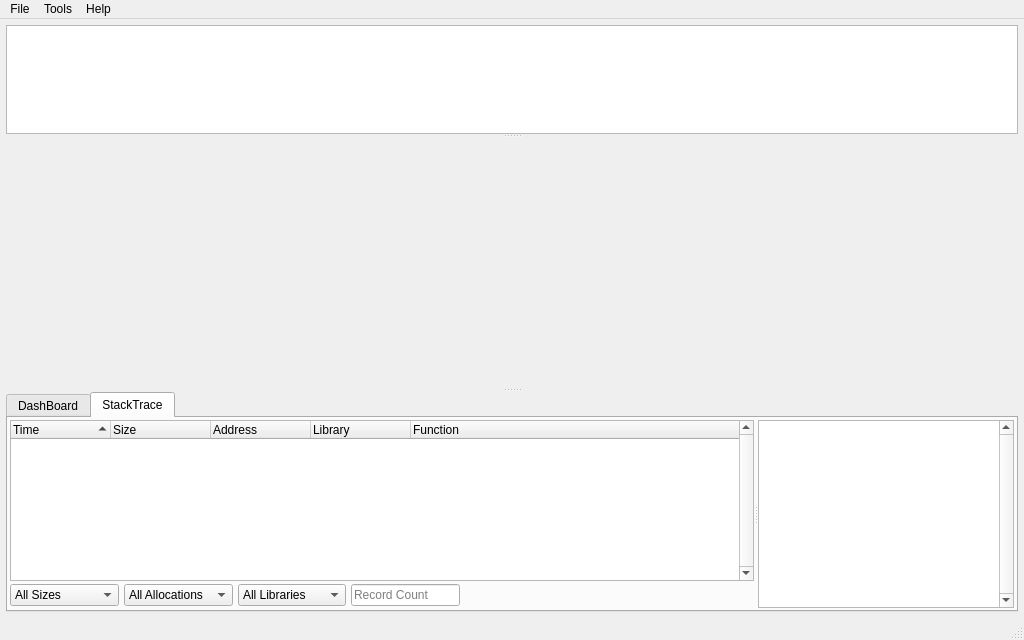
Above: mainwindow.ui from Tencent/loli_profiler before the change. Below: the same form after it.
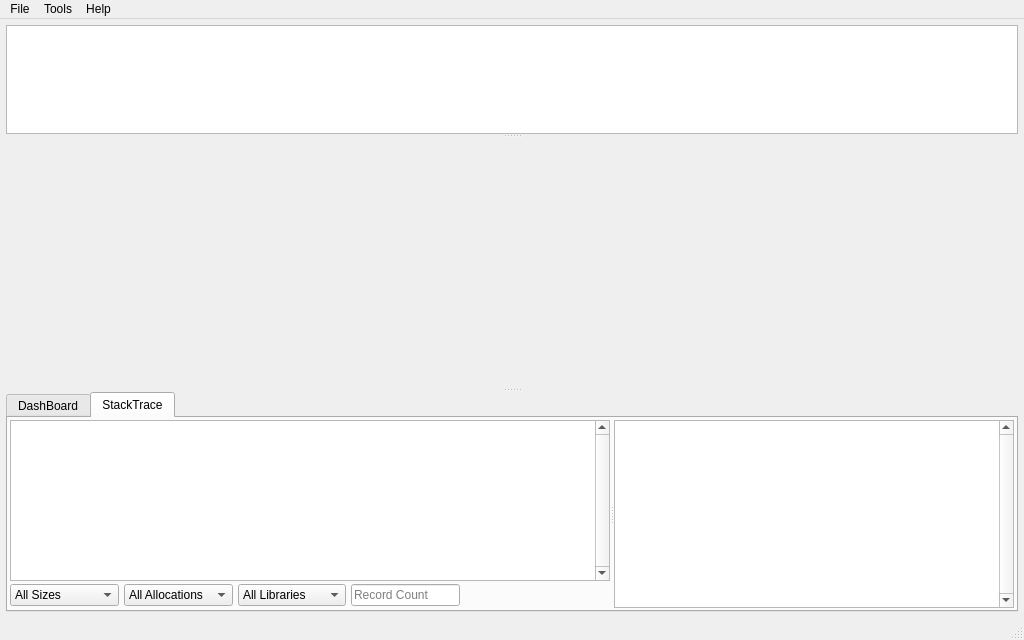
That is the form after the change. The open tabs and pages were chosen to show the change. Icons and pictures are not drawn.

Commit message: ui performance optimized by replacing QTreeView with QTableView

The edit to the form file:
```diff
--- a/mainwindow.ui
+++ b/mainwindow.ui
@@ -386,7 +386,7 @@
                <number>0</number>
               </property>
               <item>
-               <widget class="QTreeWidget" name="stackTreeWidget">
+               <widget class="QTableView" name="stackTableView">
                 <property name="sizePolicy">
                  <sizepolicy hsizetype="Expanding" vsizetype="Preferred">
                   <horstretch>1</horstretch>
@@ -405,37 +405,12 @@
                 <property name="sortingEnabled">
                  <bool>true</bool>
                 </property>
-                <property name="columnCount">
-                 <number>5</number>
+                <property name="wordWrap">
+                 <bool>false</bool>
                 </property>
-                <attribute name="headerShowSortIndicator" stdset="0">
-                 <bool>true</bool>
+                <attribute name="verticalHeaderVisible">
+                 <bool>false</bool>
                 </attribute>
-                <column>
-                 <property name="text">
-                  <string>Time</string>
-                 </property>
-                </column>
-                <column>
-                 <property name="text">
-                  <string>Size</string>
-                 </property>
-                </column>
-                <column>
-                 <property name="text">
-                  <string>Address</string>
-                 </property>
-                </column>
-                <column>
-                 <property name="text">
-                  <string>Library</string>
-                 </property>
-                </column>
-                <column>
-                 <property name="text">
-                  <string>Function</string>
-                 </property>
-                </column>
                </widget>
               </item>
               <item>
@@ -590,7 +565,7 @@
                 </property>
                 <property name="minimumSize">
                  <size>
-                  <width>100</width>
+                  <width>400</width>
                   <height>0</height>
                  </size>
                 </property>
```
Left out of the diff: 9 changed lines with no effect on the pictures. The commit also changes 36 other files.
